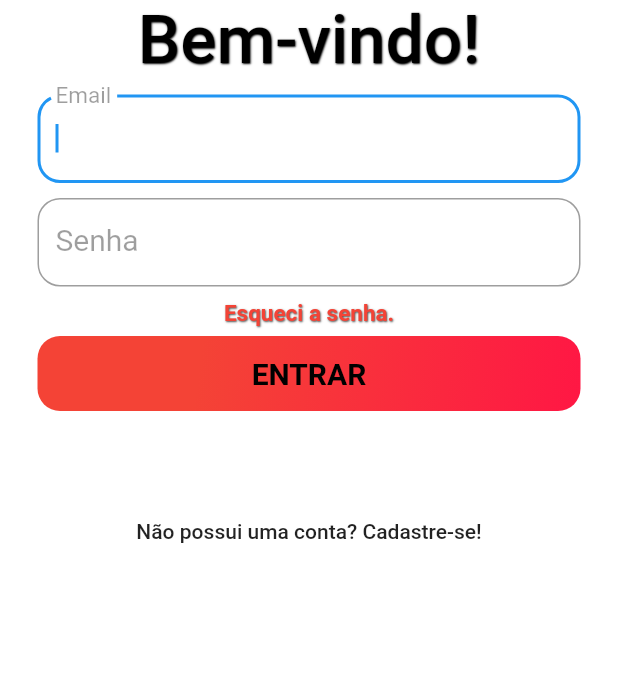
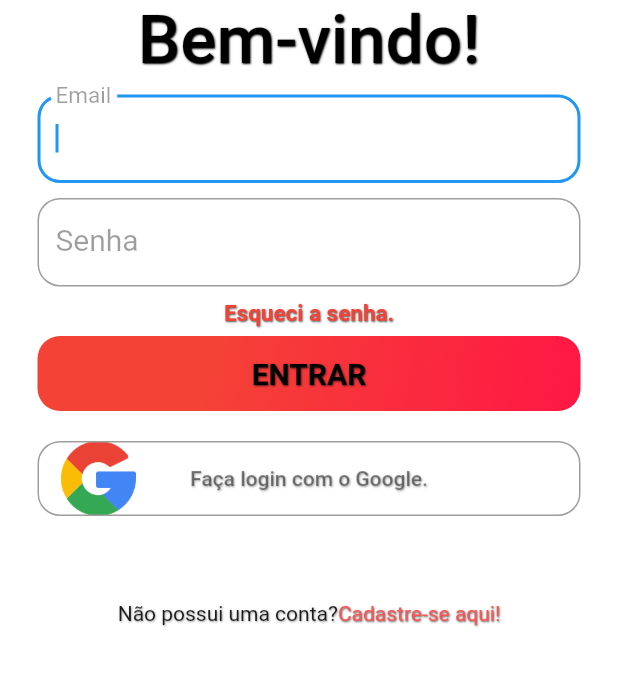
Before and after one commit to Math-Barros/project_mpsp, a Flutter app: the screen it shows after launch, on a phone screen of 412 x 824 dp, the part 315-1001 px from its top. Run offline on Flutter 3.47's test engine with Material 2 defaults, Android fonts, the phone set to English and light mode, and no system bars; our stand-ins replace cloud_firestore, firebase_auth, firebase_core, firebase_messaging, firebase_storage, fluttertoast; missing offline and left inert: flutter_dialogflow; accounts and stored records are empty.

Commit message:
Update login_screen.dart

```diff
--- a/lib/screens/login_screen.dart
+++ b/lib/screens/login_screen.dart
@@ -230,6 +230,13 @@ class _LoginScreenState extends State<LoginScreen> {
                                         fontWeight: FontWeight.bold,
                                         color: Colors.black,
                                         fontSize: 20,
+                                        shadows: <Shadow>[
+                                        Shadow(
+                                          offset: Offset(0.5,0.5),
+                                          blurRadius: 1.0,
+                                          color: Color.fromARGB(185, 10, 10, 8)
+                                        ),
+                                      ]
                                       ),
                                       textAlign: TextAlign.center,
                                     ),
@@ -240,12 +247,41 @@ class _LoginScreenState extends State<LoginScreen> {
                                 ),
 
                               ),
-                            SizedBox(height: 10),
+                              SizedBox(height: 20),
 
                               Container(height: 50,
                               alignment: Alignment.center,
+                              //Botao
+                                // ignore: missing_required_param
+                                child: FlatButton(
+                                  child: Text("Faça login com o Google.", textAlign: TextAlign.left, style: TextStyle(
+                                    fontFamily: 'Roboto',
+                                    color: Colors.black45,
+                                    shadows: <Shadow>[
+                                        Shadow(
+                                          offset: Offset(0.5,0.5),
+                                          blurRadius: 1.0,
+                                          color: Colors.grey
+                                        ),
+                                      ]
+                                  )),
+                                ),
+                                decoration: BoxDecoration(
+                                color: Colors.white,
+                                border: Border.all(color:Colors.grey, width:1),
+                                borderRadius: BorderRadius.circular(15),
+                                image: DecorationImage(image: AssetImage('assets/icon_google.png'),
+                                fit: BoxFit.fitHeight,
+
+                                alignment: Alignment(-0.9,0.5)),
+
+
+
 
                               ),
+
+                              ),
+                              SizedBox(height: 45),
 
 
                               Container(
@@ -254,10 +290,33 @@ class _LoginScreenState extends State<LoginScreen> {
 
                                 //Botao
                                 child: FlatButton(
-                                child: Text(
-                                  "Não possui uma conta? Cadastre-se!", //Texto a ser exibido
+                                  child: RichText(
+                                    text: TextSpan(children: <TextSpan>[
+                                      TextSpan(
+                                        text: "Não possui uma conta?",
+                                        style: TextStyle(color: Colors.black87, fontFamily: 'Roboto', shadows: <Shadow>[
+                                        Shadow(
+                                          offset: Offset(0.5,0.5),
+                                          blurRadius: 1.0,
+                                          color: Colors.grey
+                                        ),
+                                      ])
+
+                                      ),
+                                      TextSpan(
+                                        text: "Cadastre-se aqui!",
+                                        style: TextStyle(color: Colors.redAccent, fontFamily: 'Roboto', shadows: <Shadow>[
+                                        Shadow(
+                                          offset: Offset(0.5,0.5),
+                                          blurRadius: 1.0,
+                                          color: Color.fromARGB(185, 10, 10, 8)
+                                        ),
+                                      ])
+                                      ),
+
+                                    ]), //Texto a ser exibido
                                     textAlign:
-                                      TextAlign.right, //Posicionando na direita
+                                        TextAlign.center, //Posicionando na direita
                                   ),
                                   //Ao pressionar o botao
                                   onPressed: () {
@@ -300,7 +359,7 @@ class _LoginScreenState extends State<LoginScreen> {
             isLoading = false;
           });
 
-        Fluttertoast.showToast(msg: "Login Success");
+          Fluttertoast.showToast(msg: "Login com sucesso!");
 
           await FirebaseUtils.updateFirebaseToken();
 
```
Lines whose indentation alone changed are shown as unchanged.
